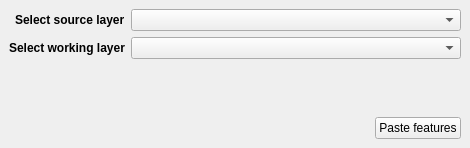
This is naficp/ui/naficp_dockwidget_base.ui in nafi-org/nafi-qgis as Qt 5 draws it before an edit. The edited form follows.
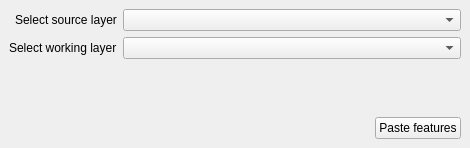
This is the edited form. Custom widgets are drawn as their Qt base class.

Commit message: display configured hotkeys in naficp dock widget labels

Patch:
```diff
--- a/naficp/ui/naficp_dockwidget_base.ui
+++ b/naficp/ui/naficp_dockwidget_base.ui
@@ -88,12 +88,6 @@
                         </property>
                         <item row="0" column="0">
                             <widget class="QLabel" name="sourceLayerLabel">
-                                <property name="font">
-                                    <font>
-                                        <weight>75</weight>
-                                        <bold>true</bold>
-                                    </font>
-                                </property>
                                 <property name="text">
                                     <string>Select source layer</string>
                                 </property>
@@ -123,12 +117,6 @@
                         </item>
                         <item row="1" column="0">
                             <widget class="QLabel" name="workingLayerLabel">
-                                <property name="font">
-                                    <font>
-                                        <weight>75</weight>
-                                        <bold>true</bold>
-                                    </font>
-                                </property>
                                 <property name="text">
                                     <string>Select working layer</string>
                                 </property>
```
The commit also changes 2 other files.
